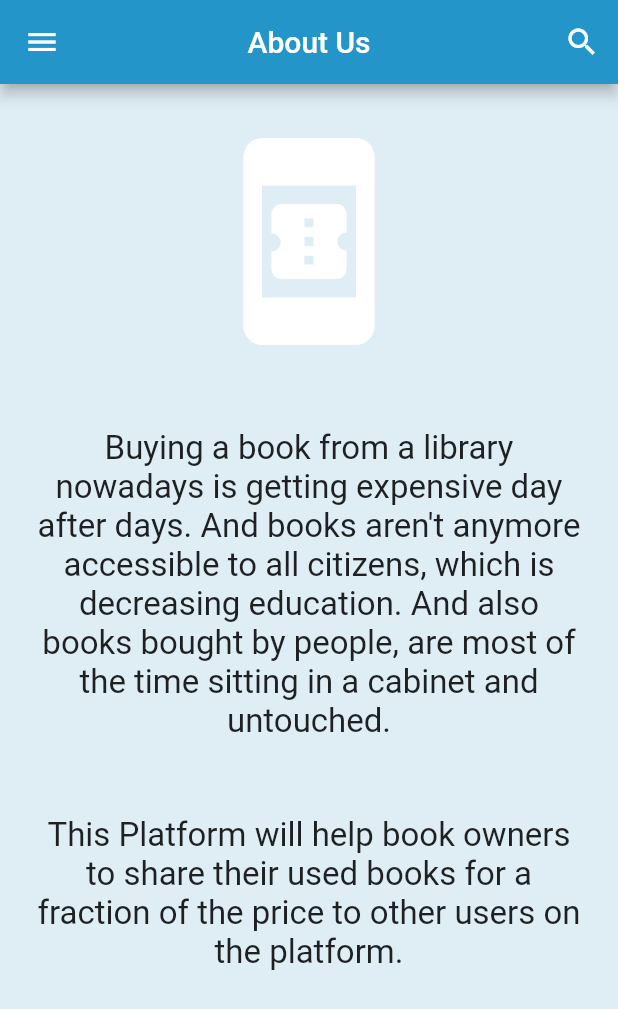
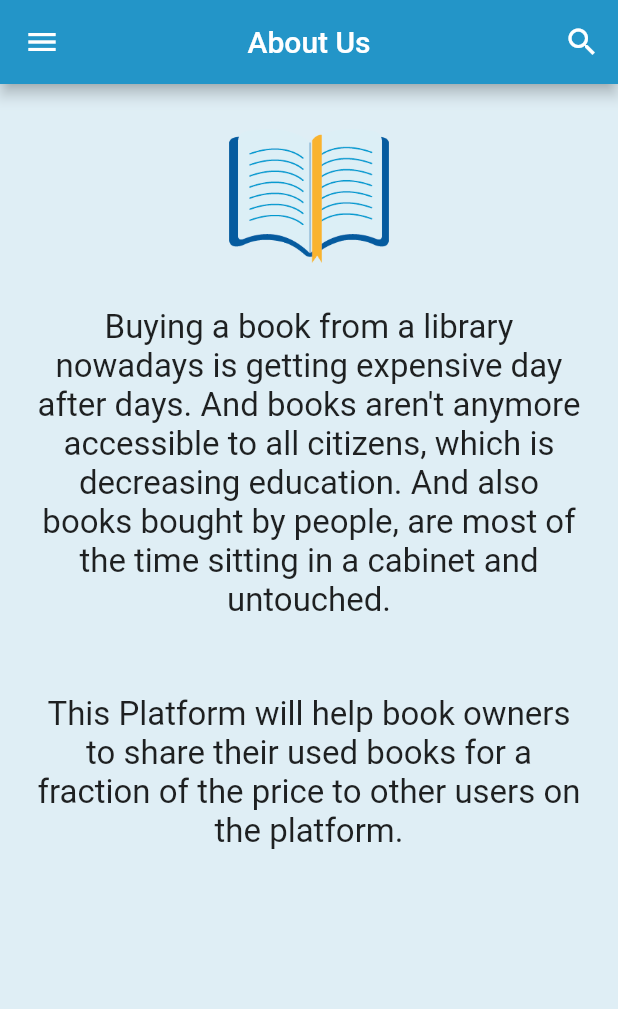
Before and after one commit to marcn68/ShareABook, a Flutter app: the AboutUsScreen screen opened by its route, on a phone screen of 412 x 824 dp. Shown: the top 1009 px of the screen. Run offline on Flutter 3.47's test engine with Material 2 defaults, Android fonts, the phone set to English and light mode, and no system bars; our stand-ins replace cloud_firestore, firebase_auth, firebase_core, get_it, google_sign_in, image_picker and 3 more; missing offline and left inert: algolia, flutter_email_sender, flutter_facebook_auth, sign_button; accounts and stored records are empty.

Commit message:
Update aboutUs page logo

```diff
--- a/lib/ui/pages/about_us.dart
+++ b/lib/ui/pages/about_us.dart
@@ -42,12 +42,8 @@ class _AboutUsScreenState extends State<AboutUsScreen> {
           padding: EdgeInsets.fromLTRB(20, 0, 20, 0),
           child: Column(children: <Widget>[
             Container(
-              padding: EdgeInsets.fromLTRB(0, 30, 0, 50),
-              child: Icon(
-                Icons.book_online,
-                color: Colors.white,
-                size: 150,
-              ),
+              padding: EdgeInsets.fromLTRB(0, 30, 0, 30),
+              child: Image.asset("assets/logo.png", scale: 2.2),
             ),
             CustomLabel(
                 text:
```
